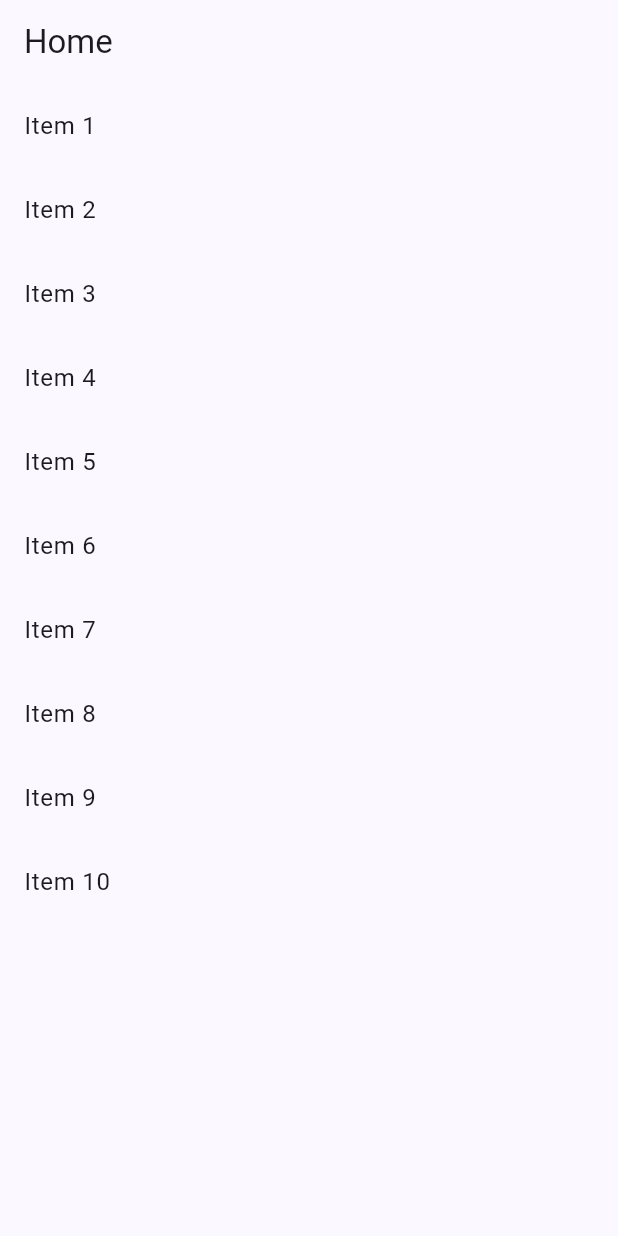
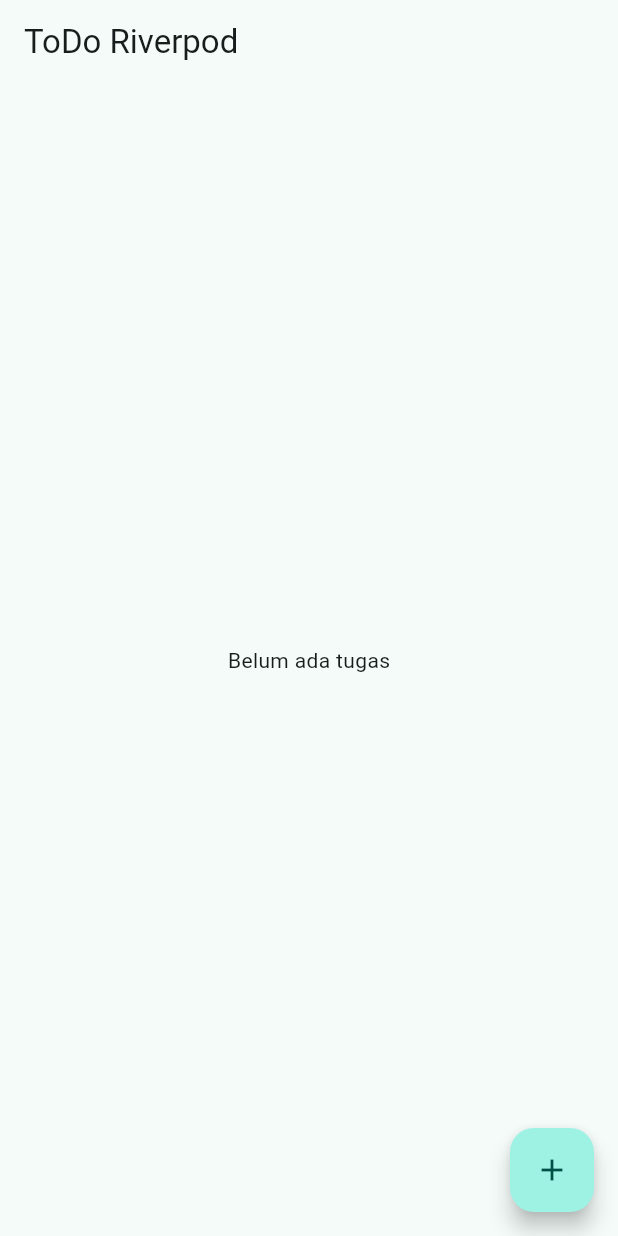
Before and after one commit to RizkyFirdiansyah/244107020013-mobile-course, a Flutter app: the screen it shows after launch, on a phone screen of 412 x 824 dp. Run offline on Flutter 3.47's test engine with Material 3 defaults, Android fonts, the phone set to English and light mode, and no system bars; our stand-ins replace flutter_riverpod, go_router.

Commit message:
feat: Aplikasi ToDo dengan Riverpod

```diff
--- a/03-week-3-navigation-state-management/lib/main.dart
+++ b/03-week-3-navigation-state-management/lib/main.dart
@@ -1,36 +1,52 @@
 import 'package:flutter/material.dart';
-import 'package:go_router/go_router.dart';
-import 'pages/detail_page.dart';
-import 'pages/home_page.dart';
+import 'package:flutter_riverpod/flutter_riverpod.dart';
+import 'pages/todo_page.dart';
 
-void main() => runApp(const MyApp());
-
-final _router = GoRouter(
-  initialLocation: '/',
-  routes: [
-    GoRoute(
-      path: '/',
-      builder: (context, state) => const HomePage(),
-      routes: [
-        GoRoute(
-          path: 'detail/:id',
-          builder: (context, state) => DetailPage(
-            id: state.pathParameters['id']!,
-          ),
-        ),
-      ],
-    ),
-  ],
-);
+void main() => runApp(const ProviderScope(child: MyApp()));
 
 class MyApp extends StatelessWidget {
   const MyApp({super.key});
   @override
-  Widget build(BuildContext context) {
-    return MaterialApp.router(
-      title: 'Week 3 - Navigation',
-      routerConfig: _router,
-      theme: ThemeData(colorSchemeSeed: Colors.indigo, useMaterial3: true),
-    );
-  }
+  Widget build(BuildContext context) => MaterialApp(
+        title: 'Week 3 - ToDo',
+        theme: ThemeData(colorSchemeSeed: Colors.teal, useMaterial3: true),
+        home: const TodoPage(),
+      );
 }
+
+// import 'package:flutter/material.dart';
+// import 'package:go_router/go_router.dart';
+// import 'pages/detail_page.dart';
+// import 'pages/home_page.dart';
+
+// void main() => runApp(const MyApp());
+
+// final _router = GoRouter(
+//   initialLocation: '/',
+//   routes: [
+//     GoRoute(
+//       path: '/',
+//       builder: (context, state) => const HomePage(),
+//       routes: [
+//         GoRoute(
+//           path: 'detail/:id',
+//           builder: (context, state) => DetailPage(
+//             id: state.pathParameters['id']!,
+//           ),
+//         ),
+//       ],
+//     ),
+//   ],
+// );
+
+// class MyApp extends StatelessWidget {
+//   const MyApp({super.key});
+//   @override
+//   Widget build(BuildContext context) {
+//     return MaterialApp.router(
+//       title: 'Week 3 - Navigation',
+//       routerConfig: _router,
+//       theme: ThemeData(colorSchemeSeed: Colors.indigo, useMaterial3: true),
+//     );
+//   }
+// }
--- /dev/null
+++ b/03-week-3-navigation-state-management/lib/pages/todo_page.dart
@@ -0,0 +1,72 @@
+import 'package:flutter/material.dart';
+import 'package:flutter_riverpod/flutter_riverpod.dart';
+
+import '../providers/todo_provider.dart';
+
+class TodoPage extends ConsumerWidget {
+  const TodoPage({super.key});
+
+  @override
+  Widget build(BuildContext context, WidgetRef ref) {
+    final todos = ref.watch(todoListProvider);
+
+    return Scaffold(
+      appBar: AppBar(title: const Text('ToDo Riverpod')),
+      body: todos.isEmpty
+          ? const Center(child: Text('Belum ada tugas'))
+          : ListView.builder(
+              itemCount: todos.length,
+              itemBuilder: (context, index) => ListTile(
+                leading: Checkbox(
+                  value: todos[index].done,
+                  onChanged: (_) =>
+                      ref.read(todoListProvider.notifier).toggle(index),
+                ),
+                title: Text(
+                  todos[index].title,
+                  style: TextStyle(
+                    decoration: todos[index].done
+                        ? TextDecoration.lineThrough
+                        : null,
+                  ),
+                ),
+                trailing: IconButton(
+                  icon: const Icon(Icons.delete),
+                  onPressed: () =>
+                      ref.read(todoListProvider.notifier).remove(index),
+                ),
+              ),
+            ),
+      floatingActionButton: FloatingActionButton(
+        onPressed: () => _showAddDialog(context, ref),
+        child: const Icon(Icons.add),
+      ),
+    );
+  }
+
+  void _showAddDialog(BuildContext context, WidgetRef ref) {
+    final controller = TextEditingController();
+    showDialog(
+      context: context,
+      builder: (context) => AlertDialog(
+        title: const Text('Tugas baru'),
+        content: TextField(controller: controller, autofocus: true),
+        actions: [
+          TextButton(
+            onPressed: () => Navigator.pop(context),
+            child: const Text('Batal'),
+          ),
+          FilledButton(
+            onPressed: () {
+              if (controller.text.trim().isNotEmpty) {
+                ref.read(todoListProvider.notifier).add(controller.text.trim());
+              }
+              Navigator.pop(context);
+            },
+            child: const Text('Tambah'),
+          ),
+        ],
+      ),
+    );
+  }
+}
--- /dev/null
+++ b/03-week-3-navigation-state-management/lib/providers/todo_provider.dart
@@ -0,0 +1,28 @@
+import 'package:flutter_riverpod/flutter_riverpod.dart';
+
+class Todo {
+  Todo(this.title, {this.done = false});
+  final String title;
+  final bool done;
+
+  Todo copyWith({String? title, bool? done}) =>
+      Todo(title ?? this.title, done: done ?? this.done);
+}
+
+class TodoListNotifier extends Notifier<List<Todo>> {
+  @override
+  List<Todo> build() => const [];
+
+  void add(String title) => state = [...state, Todo(title)];
+
+  void toggle(int index) {
+    final todos = [...state];
+    todos[index] = todos[index].copyWith(done: !todos[index].done);
+    state = todos;
+  }
+
+  void remove(int index) => state = [...state]..removeAt(index);
+}
+
+final todoListProvider =
+    NotifierProvider<TodoListNotifier, List<Todo>>(TodoListNotifier.new);
--- a/03-week-3-navigation-state-management/pubspec.yaml
+++ b/03-week-3-navigation-state-management/pubspec.yaml
@@ -35,6 +35,7 @@ dependencies:
   # Use with the CupertinoIcons class for iOS style icons.
   cupertino_icons: ^1.0.8
   go_router: ^18.0.1
+  flutter_riverpod: ^3.4.3
 
 dev_dependencies:
   flutter_test:
```
Also changed, not shown: 03-week-3-navigation-state-management/pubspec.lock.
